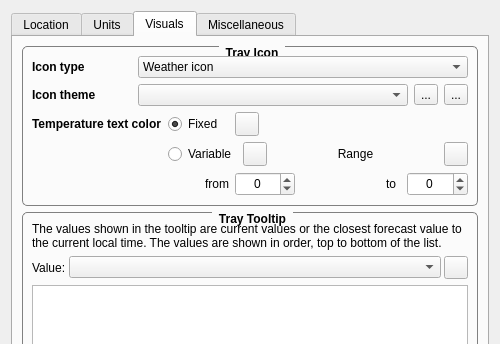
First picture: the form in ConfigurationDialog.ui, repository FelixdelasPozas/TrayWeather, before the edit; both pictures show x 0 to 500 and y 0 to 344 of the 500 by 600 pixel window.
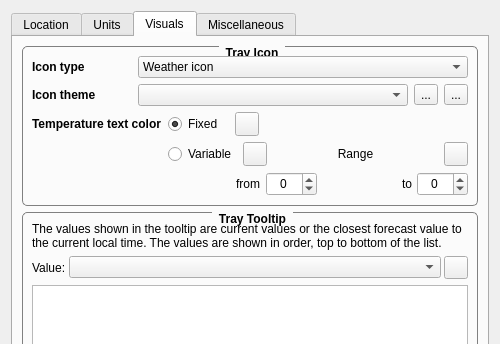
Second picture: the form after the edit. Icons and pictures are not drawn. Custom widgets are drawn as their Qt base class.

Commit message: Configuration dialog layout fixes.

The edit to the form file:
```diff
--- a/ConfigurationDialog.ui
+++ b/ConfigurationDialog.ui
@@ -1148,7 +1148,10 @@
              </widget>
             </item>
             <item row="2" column="1">
-             <layout class="QHBoxLayout" name="horizontalLayout_7">
+             <layout class="QHBoxLayout" name="horizontalLayout_7" stretch="1,0,1,0">
+              <property name="spacing">
+               <number>0</number>
+              </property>
               <item>
                <widget class="QLabel" name="label_18">
                 <property name="minimumSize">
@@ -1163,6 +1166,9 @@
                 <property name="alignment">
                  <set>Qt::AlignRight|Qt::AlignTrailing|Qt::AlignVCenter</set>
                 </property>
+                <property name="indent">
+                 <number>6</number>
+                </property>
                </widget>
               </item>
               <item>
```
Left out of the diff: 5 changed lines with no effect on the pictures. The commit also changes 1 other file.
